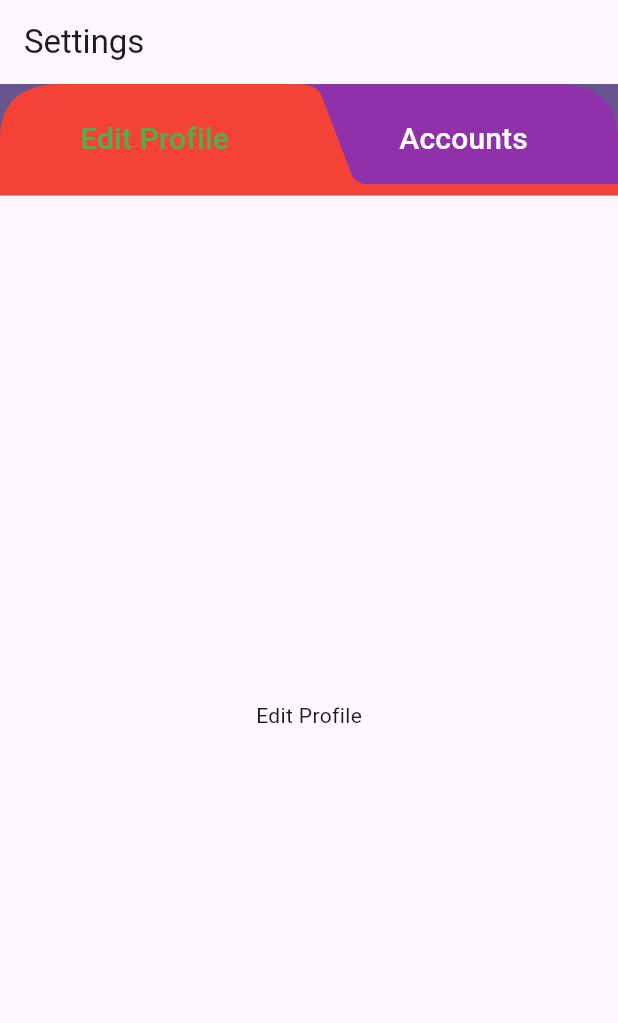
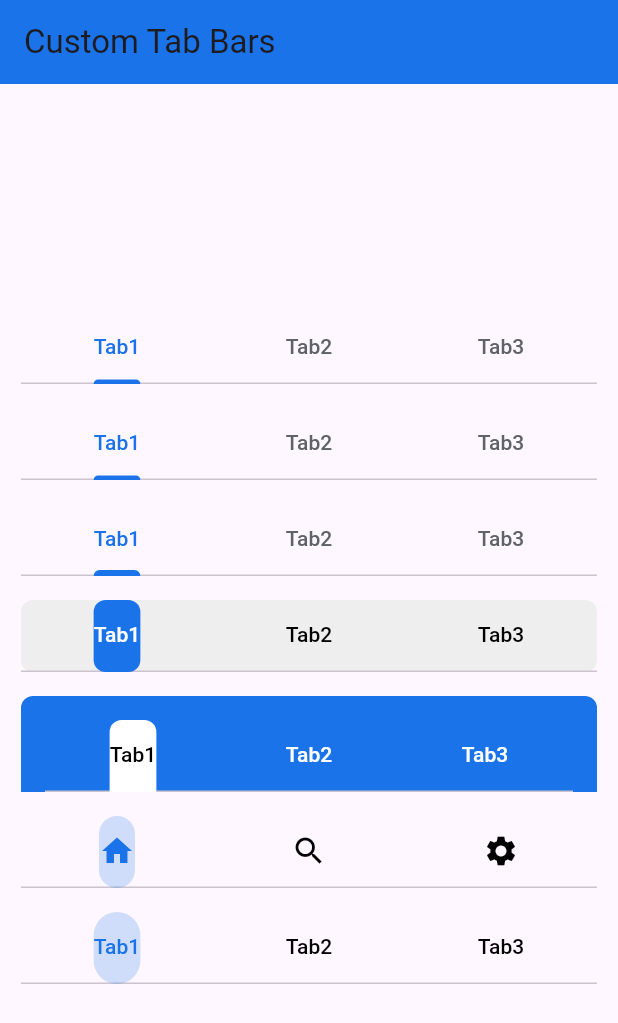
Before and after one commit to Anonymousgaurav/custom_tabs_flutter, a Flutter app: the screen it shows after launch, on a phone screen of 412 x 824 dp. Shown: the top 1023 px of the screen. Run offline on Flutter 3.47's test engine with Material 3 defaults, Android fonts, the phone set to English and light mode, and no system bars.

Commit message:
tab_bar_3

```diff
--- a/lib/main.dart
+++ b/lib/main.dart
@@ -1,5 +1,6 @@
 import 'package:custom_tab_flutter/tab_bar_1.dart';
 import 'package:custom_tab_flutter/tab_bar_2.dart';
+import 'package:custom_tab_flutter/tab_bar_3.dart';
 import 'package:flutter/material.dart';
 
 void main() {
@@ -16,7 +17,7 @@ class MyApp extends StatelessWidget {
         colorScheme: ColorScheme.fromSeed(seedColor: Colors.deepPurple),
         useMaterial3: true,
       ),
-      home:  SafeArea(child: Material(child: CustomTabPage(),))
+      home:  SafeArea(child: Material(child: CustomTabBarsPage(),))
     );
   }
 }
--- /dev/null
+++ b/lib/tab_bar_3.dart
@@ -0,0 +1,207 @@
+import 'package:flutter/material.dart';
+
+class CustomTabBarsPage extends StatefulWidget {
+  const CustomTabBarsPage({super.key});
+
+  @override
+  State<CustomTabBarsPage> createState() => _CustomTabBarsPageState();
+}
+
+class _CustomTabBarsPageState extends State<CustomTabBarsPage>
+    with SingleTickerProviderStateMixin {
+  late TabController _tabController;
+
+  final _selectedColor = const Color(0xff1a73e8);
+  final _unselectedColor = const Color(0xff5f6368);
+  final _tabs = const [
+    Tab(text: 'Tab1'),
+    Tab(text: 'Tab2'),
+    Tab(text: 'Tab3'),
+  ];
+
+  final _iconTabs = const [
+    Tab(icon: Icon(Icons.home)),
+    Tab(icon: Icon(Icons.search)),
+    Tab(icon: Icon(Icons.settings)),
+  ];
+
+  @override
+  void initState() {
+    _tabController = TabController(length: 3, vsync: this);
+    super.initState();
+  }
+
+  @override
+  void dispose() {
+    super.dispose();
+    _tabController.dispose();
+  }
+
+  @override
+  Widget build(BuildContext context) {
+    return Scaffold(
+      appBar: AppBar(
+          backgroundColor: _selectedColor,
+          title: const Text("Custom Tab Bars")),
+      body: Center(
+        child: Container(
+          padding: const EdgeInsets.all(8.0),
+          constraints: const BoxConstraints(maxWidth: 400),
+          child: ListView(
+            shrinkWrap: true,
+            children: [
+              ///Default Tabbar with full width tabbar indicator
+              TabBar(
+                controller: _tabController,
+                tabs: _tabs,
+                labelColor: _selectedColor,
+                indicatorColor: _selectedColor,
+                unselectedLabelColor: _unselectedColor,
+              ),
+
+              ///Default Tabbar with indicator width of the label
+              TabBar(
+                controller: _tabController,
+                tabs: _tabs,
+                labelColor: _selectedColor,
+                indicatorColor: _selectedColor,
+                unselectedLabelColor: _unselectedColor,
+                indicatorSize: TabBarIndicatorSize.label,
+              ),
+
+              /// Custom Material Design tabbar used in google's products
+              TabBar(
+                controller: _tabController,
+                labelColor: _selectedColor,
+                unselectedLabelColor: _unselectedColor,
+                indicatorSize: TabBarIndicatorSize.label,
+                indicator: MaterialDesignIndicator(
+                    indicatorHeight: 4, indicatorColor: _selectedColor),
+                tabs: _tabs,
+              ),
+
+              /// Custom Tabbar with solid selected bg and transparent tabbar bg
+              Container(
+                height: kToolbarHeight - 8.0,
+                decoration: BoxDecoration(
+                  color: Colors.grey.shade200,
+                  borderRadius: BorderRadius.circular(8.0),
+                ),
+                child: TabBar(
+                  controller: _tabController,
+                  indicator: BoxDecoration(
+                      borderRadius: BorderRadius.circular(8.0),
+                      color: _selectedColor),
+                  labelColor: Colors.white,
+                  unselectedLabelColor: Colors.black,
+                  tabs: _tabs,
+                ),
+              ),
+
+              /// Custom Tabbar with solid selected bg and transparent tabbar bg
+              Container(
+                height: kToolbarHeight + 8.0,
+                padding:
+                const EdgeInsets.only(top: 16.0, right: 16.0, left: 16.0),
+                decoration: BoxDecoration(
+                  color: _selectedColor,
+                  borderRadius: const BorderRadius.only(
+                      topLeft: Radius.circular(8.0),
+                      topRight: Radius.circular(8.0)),
+                ),
+                child: TabBar(
+                  controller: _tabController,
+                  indicator: const BoxDecoration(
+                      borderRadius: BorderRadius.only(
+                          topLeft: Radius.circular(8.0),
+                          topRight: Radius.circular(8.0)),
+                      color: Colors.white),
+                  labelColor: Colors.black,
+                  unselectedLabelColor: Colors.white,
+                  tabs: _tabs,
+                ),
+              ),
+
+              /// Custom Tabbar with transparent selected bg and solid selected text
+              TabBar(
+                controller: _tabController,
+                tabs: _iconTabs,
+                unselectedLabelColor: Colors.black,
+                labelColor: _selectedColor,
+                indicator: BoxDecoration(
+                  borderRadius: BorderRadius.circular(80.0),
+                  color: _selectedColor.withOpacity(0.2),
+                ),
+              ),
+
+              TabBar(
+                controller: _tabController,
+                tabs: _tabs,
+                unselectedLabelColor: Colors.black,
+                labelColor: _selectedColor,
+                indicator: BoxDecoration(
+                  borderRadius: BorderRadius.circular(80.0),
+                  color: _selectedColor.withOpacity(0.2),
+                ),
+              ),
+            ]
+                .map((item) => Column(
+              /// Added a divider after each item to let the tabbars have room to breathe
+              children: [
+                item,
+                const Divider(color: Colors.transparent)
+              ],
+            ))
+                .toList(),
+          ),
+        ),
+      ),
+    );
+  }
+}
+
+class MaterialDesignIndicator extends Decoration {
+  final double indicatorHeight;
+  final Color indicatorColor;
+
+  const MaterialDesignIndicator({
+    required this.indicatorHeight,
+    required this.indicatorColor,
+  });
+
+  @override
+  createBoxPainter([VoidCallback? onChanged]) {
+    return _MaterialDesignPainter(this, onChanged);
+  }
+}
+
+class _MaterialDesignPainter extends BoxPainter {
+  final MaterialDesignIndicator decoration;
+
+  _MaterialDesignPainter(this.decoration, VoidCallback? onChanged)
+      : super(onChanged);
+
+  @override
+  void paint(Canvas canvas, Offset offset, ImageConfiguration configuration) {
+    assert(configuration.size != null);
+
+    final Rect rect = Offset(
+      offset.dx,
+      configuration.size!.height - decoration.indicatorHeight,
+    ) &
+    Size(configuration.size!.width, decoration.indicatorHeight);
+
+    final Paint paint = Paint()
+      ..color = decoration.indicatorColor
+      ..style = PaintingStyle.fill;
+
+    canvas.drawRRect(
+      RRect.fromRectAndCorners(
+        rect,
+        topRight: const Radius.circular(8),
+        topLeft: const Radius.circular(8),
+      ),
+      paint,
+    );
+  }
+}
```
